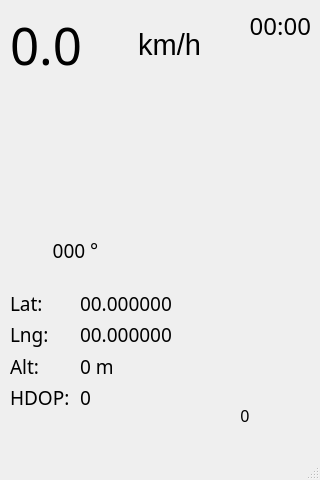
Old version of the form instrumentCluster/mainwindow.ui in the repository lassesuomela/bikeComputer.
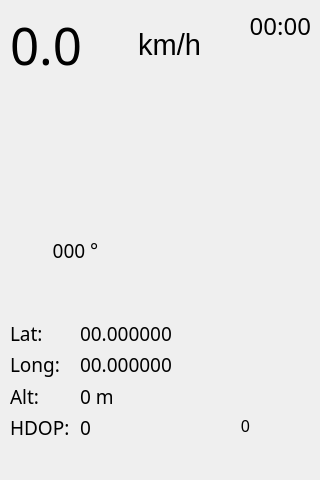
New version of the form. Icons and pictures are not drawn.

Commit message: cleared json object in arduino nano after serial output, disabled window resizing, added time text, enables sat image after timer stop

```diff
--- a/instrumentCluster/mainwindow.ui
+++ b/instrumentCluster/mainwindow.ui
@@ -10,6 +10,12 @@
     <height>480</height>
    </rect>
   </property>
+  <property name="maximumSize">
+   <size>
+    <width>320</width>
+    <height>480</height>
+   </size>
+  </property>
   <property name="windowTitle">
    <string>MainWindow</string>
   </property>
@@ -84,7 +90,7 @@
     <property name="geometry">
      <rect>
       <x>10</x>
-      <y>290</y>
+      <y>320</y>
       <width>171</width>
       <height>121</height>
      </rect>
@@ -131,7 +137,7 @@
         </font>
        </property>
        <property name="text">
-        <string>Lng:</string>
+        <string>Long:</string>
        </property>
       </widget>
      </item>
@@ -208,10 +214,10 @@
     </property>
     <property name="geometry">
      <rect>
-      <x>200</x>
-      <y>290</y>
-      <width>96</width>
-      <height>96</height>
+      <x>210</x>
+      <y>330</y>
+      <width>72</width>
+      <height>72</height>
      </rect>
     </property>
     <property name="text">
@@ -227,9 +233,9 @@
    <widget class="QLabel" name="satText">
     <property name="geometry">
      <rect>
-      <x>180</x>
-      <y>400</y>
-      <width>130</width>
+      <x>210</x>
+      <y>410</y>
+      <width>71</width>
       <height>30</height>
      </rect>
     </property>
@@ -291,17 +297,6 @@
     </property>
    </widget>
   </widget>
-  <widget class="QMenuBar" name="menubar">
-   <property name="geometry">
-    <rect>
-     <x>0</x>
-     <y>0</y>
-     <width>320</width>
-     <height>21</height>
-    </rect>
-   </property>
-  </widget>
-  <widget class="QStatusBar" name="statusbar"/>
  </widget>
  <resources>
   <include location="Resources.qrc"/>
```
The commit also changes 3 other files.
